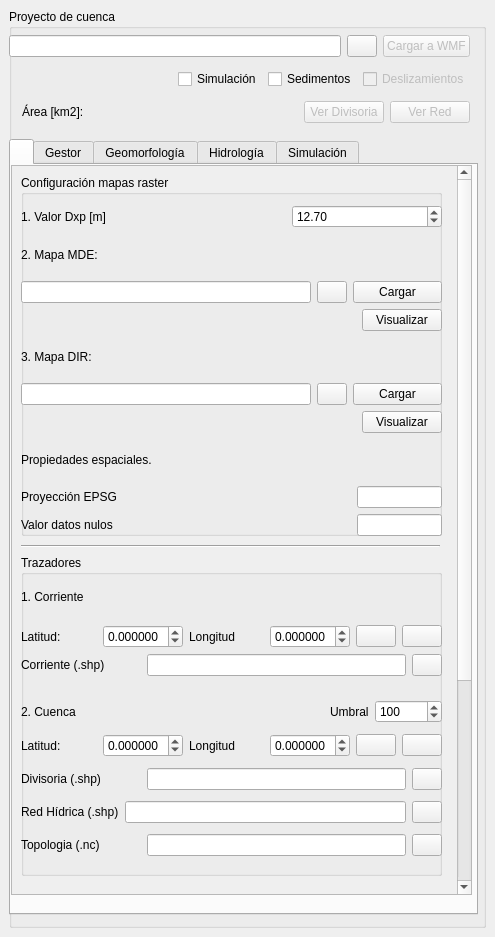
The window that qgisplugin/HydroSEDPlugin_dockwidget_base.ui (nicolas998/WMF) describes before a commit, drawn with Qt 5.
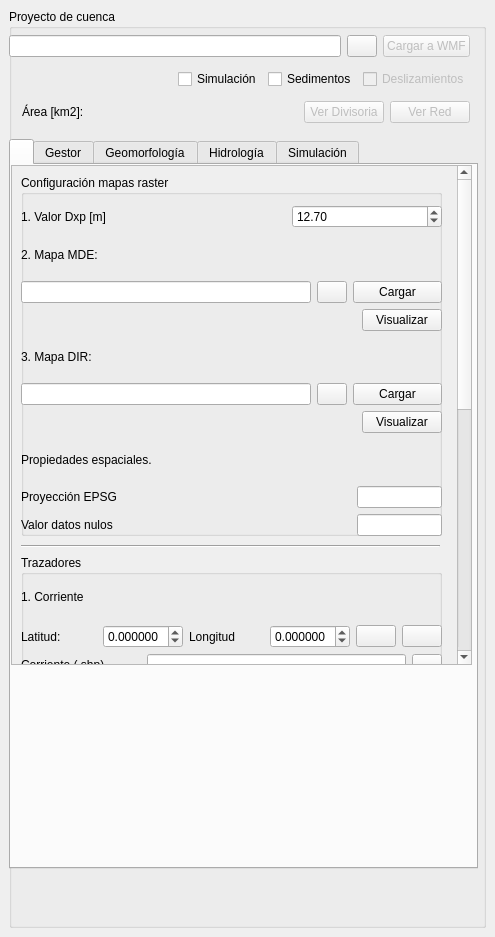
The same window after the commit. The open tabs and pages were chosen to show the change. Icons and pictures are not drawn.

Commit message: Funcionan los botones para selección de rutas previo a cargar cualquier archivo

Patch:
```diff
--- a/qgisplugin/HydroSEDPlugin_dockwidget_base.ui
+++ b/qgisplugin/HydroSEDPlugin_dockwidget_base.ui
@@ -240,7 +240,7 @@
            <x>0</x>
            <y>130</y>
            <width>469</width>
-           <height>776</height>
+           <height>730</height>
           </rect>
          </property>
          <property name="sizePolicy">
@@ -266,19 +266,19 @@
              <x>0</x>
              <y>0</y>
              <width>461</width>
-             <height>730</height>
+             <height>500</height>
             </rect>
            </property>
            <property name="minimumSize">
             <size>
              <width>430</width>
-             <height>400</height>
+             <height>500</height>
             </size>
            </property>
            <property name="maximumSize">
             <size>
-             <width>50000</width>
-             <height>50000</height>
+             <width>60000</width>
+             <height>60000</height>
             </size>
            </property>
            <property name="verticalScrollBarPolicy">
@@ -294,9 +294,9 @@
             <property name="geometry">
              <rect>
               <x>0</x>
-              <y>-329</y>
-              <width>443</width>
-              <height>2018</height>
+              <y>-520</y>
+              <width>446</width>
+              <height>1018</height>
              </rect>
             </property>
             <property name="minimumSize">
```
Left out of the diff: 145 changed lines with no effect on the pictures. The commit also changes 1 other file.
